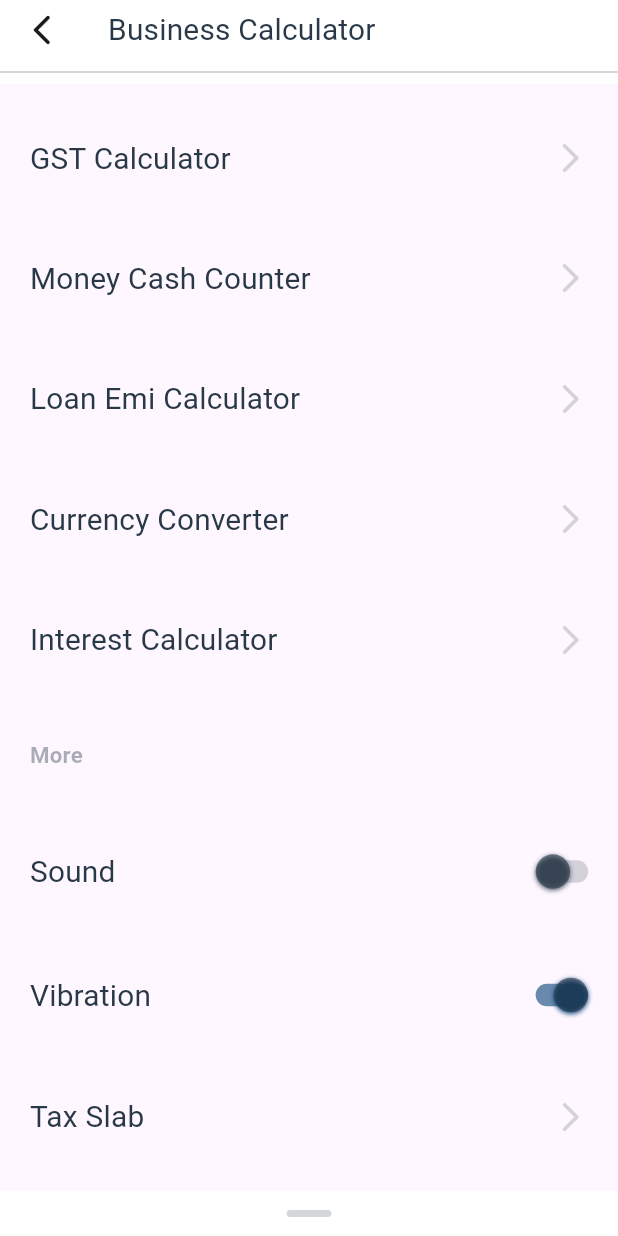
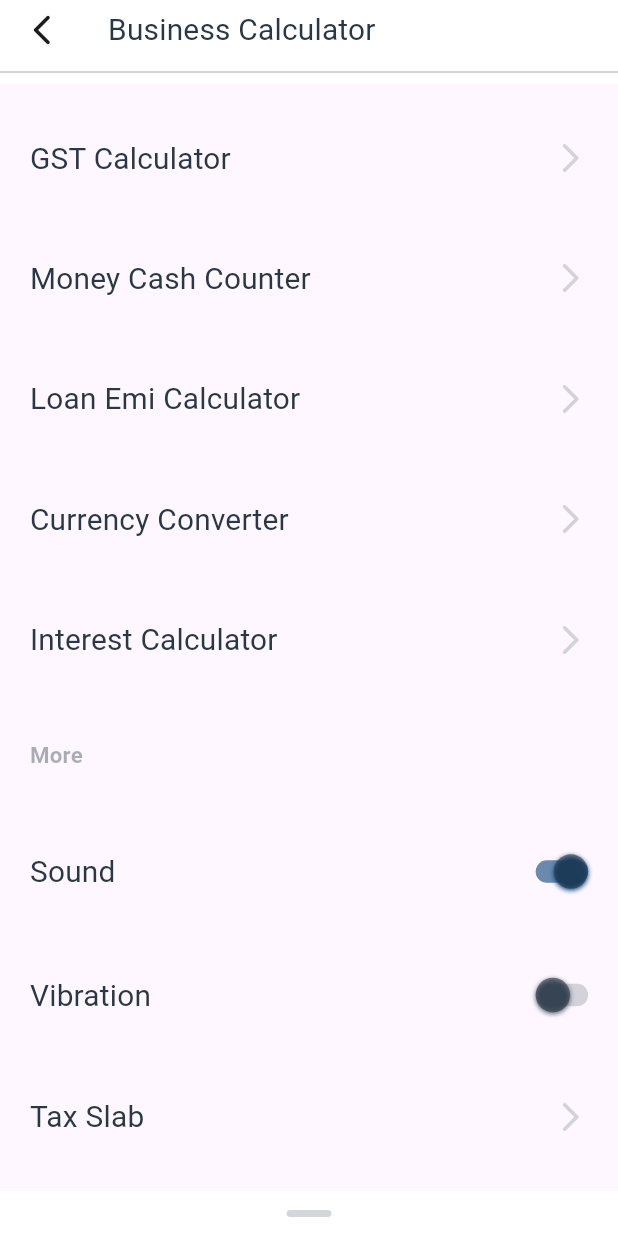
Before and after one commit to nikunjOceanmtech/gst_calcuator, a Flutter app: the BusinessCalculatorScreen screen opened directly, on a phone screen of 412 x 824 dp. Run offline on Flutter 3.47's test engine with Material 3 defaults, Android fonts, the light colour scheme and no system bars; our stand-ins replace bloc, equatable, flutter_bloc, flutter_screenutil, get_it, hive and 2 more; missing offline and left inert: eval_ex; accounts and stored records are empty; Roboto replaces fonts that are missing (Circular Std).

Commit message:
ui changes and code refactor
ui changes and code refactor

```diff
--- a/lib/di/get_it.dart
+++ b/lib/di/get_it.dart
@@ -1,5 +1,7 @@
 import 'package:get_it/get_it.dart';
 import 'package:gst_calcuator/features/gst_calculator/presentation/cubit/gst_calculator_cubit.dart';
+import 'package:gst_calcuator/features/gst_calculator_history/presentation/cubit/calcation_history_cubit.dart';
+import 'package:gst_calcuator/features/menu_option/presentation/cubit/menu_option_cubit.dart';
 
 final getItInstance = GetIt.I;
 
@@ -28,6 +30,8 @@ Future init() async {
   //Cubit Dependency
   // getItInstance.registerLazySingleton<BottomNavigationCubit>(() => BottomNavigationCubit());
   getItInstance.registerFactory<GstCalculatorCubit>(() => GstCalculatorCubit());
+  getItInstance.registerFactory<CalcationHistoryCubit>(() => CalcationHistoryCubit());
+  getItInstance.registerFactory<MenuOptionCubit>(() => MenuOptionCubit());
 
   //Theme Dependency
   // getItInstance.registerLazySingleton<GetPreferredTheme>(() => GetPreferredTheme(appRepository: getItInstance()));
--- a/lib/features/gst_calculator/presentation/pages/gst_calculator_widget.dart
+++ b/lib/features/gst_calculator/presentation/pages/gst_calculator_widget.dart
@@ -6,7 +6,7 @@ import 'package:gst_calcuator/di/get_it.dart';
 import 'package:gst_calcuator/features/gst_calculator/data/models/data_model.dart';
 import 'package:gst_calcuator/features/gst_calculator/presentation/cubit/gst_calculator_cubit.dart';
 import 'package:gst_calcuator/features/gst_calculator/presentation/pages/gst_calculator_screen.dart';
-import 'package:gst_calcuator/features/gst_calculator/presentation/widgets/business_calculator_screen.dart';
+import 'package:gst_calcuator/features/menu_option/presentation/view/menu_option_screen.dart';
 import 'package:gst_calcuator/features/gst_calculator_history/presentation/view/calcuation_histrory_screen.dart';
 import 'package:gst_calcuator/global.dart';
 
--- a/lib/features/gst_calculator/presentation/widgets/business_calculator_screen.dart
+++ /dev/null
@@ -1,127 +0,0 @@
-import 'package:flutter/material.dart';
-import 'package:flutter_screenutil/flutter_screenutil.dart';
-import 'package:gst_calcuator/common/common_widget.dart';
-import 'package:gst_calcuator/common/custom_switch.dart';
-
-class BusinessCalculatorScreen extends StatefulWidget {
-  const BusinessCalculatorScreen({super.key});
-
-  @override
-  State<BusinessCalculatorScreen> createState() => BbusinesCcalculatorScreenState();
-}
-
-class BbusinesCcalculatorScreenState extends State<BusinessCalculatorScreen> {
-  @override
-  Widget build(BuildContext context) {
-    return Scaffold(
-      appBar: AppBar(
-        leading: IconButton(
-          icon: const Icon(Icons.arrow_back_ios_new_rounded),
-          onPressed: () => Navigator.pop(context),
-        ),
-        title: CommonWidget.commonText(text: 'Business Calculator'),
-        surfaceTintColor: AppConstatnt.whiteBackGroundColor,
-        backgroundColor: AppConstatnt.whiteBackGroundColor,
-        bottom: const PreferredSize(preferredSize: Size(0, 0), child: Divider()),
-      ),
-      body: Padding(
-        padding: EdgeInsets.symmetric(horizontal: 20.w, vertical: 10.h),
-        child: Column(
-          mainAxisAlignment: MainAxisAlignment.spaceAround,
-          crossAxisAlignment: CrossAxisAlignment.start,
-          children: [
-            Row(
-              children: [
-                CommonWidget.commonText(text: 'GST Calculator'),
-                const Spacer(),
-                Icon(Icons.arrow_forward_ios_rounded, color: AppConstatnt.default3Color.withOpacity(0.2)),
-              ],
-            ),
-            Row(
-              children: [
-                CommonWidget.commonText(text: 'Money Cash Counter'),
-                const Spacer(),
-                Icon(Icons.arrow_forward_ios_rounded, color: AppConstatnt.default3Color.withOpacity(0.2)),
-              ],
-            ),
-            Row(
-              children: [
-                CommonWidget.commonText(text: 'Loan Emi Calculator'),
-                const Spacer(),
-                Icon(Icons.arrow_forward_ios_rounded, color: AppConstatnt.default3Color.withOpacity(0.2)),
-              ],
-            ),
-            Row(
-              children: [
-                CommonWidget.commonText(text: 'Currency Converter'),
-                const Spacer(),
-                Icon(Icons.arrow_forward_ios_rounded, color: AppConstatnt.default3Color.withOpacity(0.2)),
-              ],
-            ),
-            Row(
-              children: [
-                CommonWidget.commonText(text: 'Interest Calculator'),
-                const Spacer(),
-                Icon(Icons.arrow_forward_ios_rounded, color: AppConstatnt.default3Color.withOpacity(0.2)),
-              ],
-            ),
-            CommonWidget.commonText(
-              text: 'More',
-              fontSize: 15.sp,
-              color: AppConstatnt.default3Color.withOpacity(0.4),
-              fontWeight: FontWeight.bold,
-            ),
-            Row(
-              children: [
-                CommonWidget.commonText(text: 'Sound'),
-                const Spacer(),
-                CustomSwitch(
-                  value: false,
-                  onChanged: (value) {},
-                ),
-              ],
-            ),
-            Row(
-              children: [
-                CommonWidget.commonText(text: 'Vibration'),
-                const Spacer(),
-                CustomSwitch(
-                  value: true,
-                  onChanged: (value) {},
-                ),
-              ],
-            ),
-            InkWell(
-              onTap: () => Navigator.of(context).pushNamed('/tax_slab_screen'),
-              child: Row(
-                children: [
-                  CommonWidget.commonText(text: 'Tax Slab'),
-                  const Spacer(),
-                  Icon(Icons.arrow_forward_ios_rounded, color: AppConstatnt.default3Color.withOpacity(0.2)),
-                ],
-              ),
-            ),
-          ],
-        ),
-      ),
-      bottomNavigationBar: Container(
-        height: 30,
-        color: AppConstatnt.whiteBackGroundColor,
-        alignment: Alignment.center,
-        child: Row(
-          mainAxisAlignment: MainAxisAlignment.center,
-          children: [
-            Container(
-              height: 5.h,
-              width: 30.w,
-              decoration: BoxDecoration(
-                color: AppConstatnt.default3Color.withOpacity(0.2),
-                borderRadius: BorderRadius.circular(50.r),
-              ),
-            ),
-          ],
-        ),
-      ),
-    );
-  }
-}
--- /dev/null
+++ b/lib/features/menu_option/presentation/cubit/menu_option_state.dart
@@ -0,0 +1,41 @@
+part of 'menu_option_cubit.dart';
+
+sealed class MenuOptionState extends Equatable {
+  const MenuOptionState();
+
+  @override
+  List<Object?> get props => [];
+}
+
+class MenuOptionInitialState extends MenuOptionState {}
+
+class MenuOptionLoadingState extends MenuOptionState {}
+
+class MenuOptionLoadedState extends MenuOptionState {
+  final bool isVibrationOn;
+  final bool isSoundOn;
+  final double? random;
+
+  const MenuOptionLoadedState({
+    required this.isVibrationOn,
+    required this.isSoundOn,
+    this.random,
+  });
+
+  MenuOptionLoadedState copyWith({
+    bool? isVibrationOn,
+    bool? isSoundOn,
+    double? random,
+  }) {
+    return MenuOptionLoadedState(
+      isVibrationOn: isVibrationOn ?? this.isVibrationOn,
+      isSoundOn: isSoundOn ?? this.isSoundOn,
+      random: random ?? this.random,
+    );
+  }
+
+  @override
+  List<Object?> get props => [isSoundOn, isVibrationOn, random];
+}
+
+class MenuOptionErrorState extends MenuOptionState {}
--- /dev/null
+++ b/lib/features/menu_option/presentation/view/menu_option_screen.dart
@@ -0,0 +1,147 @@
+import 'package:flutter/material.dart';
+import 'package:flutter_bloc/flutter_bloc.dart';
+import 'package:flutter_screenutil/flutter_screenutil.dart';
+import 'package:gst_calcuator/common/common_widget.dart';
+import 'package:gst_calcuator/common/custom_switch.dart';
+import 'package:gst_calcuator/di/get_it.dart';
+import 'package:gst_calcuator/features/menu_option/presentation/cubit/menu_option_cubit.dart';
+
+class BusinessCalculatorScreen extends StatefulWidget {
+  const BusinessCalculatorScreen({super.key});
+
+  @override
+  State<BusinessCalculatorScreen> createState() => BbusinesCcalculatorScreenState();
+}
+
+class BbusinesCcalculatorScreenState extends State<BusinessCalculatorScreen> {
+  late MenuOptionCubit menuOptionCubit;
+
+  @override
+  void initState() {
+    menuOptionCubit = getItInstance<MenuOptionCubit>();
+    menuOptionCubit.loadData();
+    super.initState();
+  }
+
+  @override
+  Widget build(BuildContext context) {
+    return Scaffold(
+      appBar: AppBar(
+        leading: IconButton(
+          icon: const Icon(Icons.arrow_back_ios_new_rounded),
+          onPressed: () => Navigator.pop(context),
+        ),
+        title: CommonWidget.commonText(text: 'Business Calculator'),
+        surfaceTintColor: AppConstatnt.whiteBackGroundColor,
+        backgroundColor: AppConstatnt.whiteBackGroundColor,
+        bottom: const PreferredSize(preferredSize: Size(0, 0), child: Divider()),
+      ),
+      body: BlocBuilder<MenuOptionCubit, MenuOptionState>(
+        bloc: menuOptionCubit,
+        builder: (context, state) {
+          if (state is MenuOptionLoadedState) {
+            return Padding(
+              padding: EdgeInsets.symmetric(horizontal: 20.w, vertical: 10.h),
+              child: Column(
+                mainAxisAlignment: MainAxisAlignment.spaceAround,
+                crossAxisAlignment: CrossAxisAlignment.start,
+                children: [
+                  Row(
+                    children: [
+                      CommonWidget.commonText(text: 'GST Calculator'),
+                      const Spacer(),
+                      Icon(Icons.arrow_forward_ios_rounded, color: AppConstatnt.default3Color.withOpacity(0.2)),
+                    ],
+                  ),
+                  Row(
+                    children: [
+                      CommonWidget.commonText(text: 'Money Cash Counter'),
+                      const Spacer(),
+                      Icon(Icons.arrow_forward_ios_rounded, color: AppConstatnt.default3Color.withOpacity(0.2)),
+                    ],
+                  ),
+                  Row(
+                    children: [
+                      CommonWidget.commonText(text: 'Loan Emi Calculator'),
+                      const Spacer(),
+                      Icon(Icons.arrow_forward_ios_rounded, color: AppConstatnt.default3Color.withOpacity(0.2)),
+                    ],
+                  ),
+                  Row(
+                    children: [
+                      CommonWidget.commonText(text: 'Currency Converter'),
+                      const Spacer(),
+                      Icon(Icons.arrow_forward_ios_rounded, color: AppConstatnt.default3Color.withOpacity(0.2)),
+                    ],
+                  ),
+                  Row(
+                    children: [
+                      CommonWidget.commonText(text: 'Interest Calculator'),
+                      const Spacer(),
+                      Icon(Icons.arrow_forward_ios_rounded, color: AppConstatnt.default3Color.withOpacity(0.2)),
+                    ],
+                  ),
+                  CommonWidget.commonText(
+                    text: 'More',
+                    fontSize: 15.sp,
+                    color: AppConstatnt.default3Color.withOpacity(0.4),
+                    fontWeight: FontWeight.bold,
+                  ),
+                  Row(
+                    children: [
+                      CommonWidget.commonText(text: 'Sound'),
+                      const Spacer(),
+                      CustomSwitch(
+                        value: state.isSoundOn,
+                        onChanged: (value) => menuOptionCubit.updateSound(value: value, state: state),
+                      ),
+                    ],
+                  ),
+                  Row(
+                    children: [
+                      CommonWidget.commonText(text: 'Vibration'),
+                      const Spacer(),
+                      CustomSwitch(
+                        value: state.isVibrationOn,
+                        onChanged: (value) => menuOptionCubit.updateVibration(value: value, state: state),
+                      ),
+                    ],
+                  ),
+                  InkWell(
+                    onTap: () => Navigator.of(context).pushNamed('/tax_slab_screen'),
+                    child: Row(
+                      children: [
+                        CommonWidget.commonText(text: 'Tax Slab'),
+                        const Spacer(),
+                        Icon(Icons.arrow_forward_ios_rounded, color: AppConstatnt.default3Color.withOpacity(0.2)),
+                      ],
+                    ),
+                  ),
+                ],
+              ),
+            );
+          }
+          return const SizedBox.shrink();
+        },
+      ),
+      bottomNavigationBar: Container(
+        height: 30,
+        color: AppConstatnt.whiteBackGroundColor,
+        alignment: Alignment.center,
+        child: Row(
+          mainAxisAlignment: MainAxisAlignment.center,
+          children: [
+            Container(
+              height: 5.h,
+              width: 30.w,
+              decoration: BoxDecoration(
+                color: AppConstatnt.default3Color.withOpacity(0.2),
+                borderRadius: BorderRadius.circular(50.r),
+              ),
+            ),
+          ],
+        ),
+      ),
+    );
+  }
+}
--- a/lib/global.dart
+++ b/lib/global.dart
@@ -8,6 +8,9 @@ late List listOfHistory;
 late List<String> gstPlusSlabList;
 late List<String> gstMinusSlabList;
 
+late bool isSoundOn;
+late bool isVibrationOn;
+
 class HiveBoxConstants {
   static const String GST_BOX = "GST_BOX";
 }
@@ -16,4 +19,6 @@ class HiveConstants {
   static const String GST_HISTORY = "GST_HISTORY";
   static const String GST_PLUS_SLAB = "GST_PLUS_SLAB";
   static const String GST_MINUS_SLAB = "GST_MINUS_SLAB";
+  static const String IS_SOUND_ON = "IS_SOUND_ON";
+  static const String IS_VIBRATION_ON = "IS_VIBRATION_ON";
 }
--- a/lib/main.dart
+++ b/lib/main.dart
@@ -31,6 +31,8 @@
         HiveConstants.GST_MINUS_SLAB,
         defaultValue: ["-3", "-5", "-12", "-18", "-28"],
       );
+      isSoundOn = await gstHistoryBox.get(HiveConstants.IS_SOUND_ON, defaultValue: true);
+      isVibrationOn = await gstHistoryBox.get(HiveConstants.IS_VIBRATION_ON, defaultValue: false);
     },
   );
 
--- a/pubspec.yaml
+++ b/pubspec.yaml
@@ -43,6 +43,8 @@ dependencies:
   path_provider: ^2.1.2
   intl: ^0.19.0
   eval_ex: ^1.1.8
+  just_audio: ^0.9.36
+  vibration: ^1.8.4
 
 dev_dependencies:
   flutter_test:
@@ -71,6 +73,8 @@ flutter:
   # assets:
   #   - images/a_dot_burr.jpeg
   #   - images/a_dot_ham.jpeg
+  assets:
+    - assets/audio/
 
   # An image asset can refer to one or more resolution-specific "variants", see
   # https://flutter.dev/assets-and-images/#resolution-aware
```
Also changed, not shown: lib/features/gst_calculator/presentation/cubit/gst_calculator_cubit.dart (+24 -0 lines), lib/features/menu_option/presentation/cubit/menu_option_cubit.dart (added, +32 -0 lines), pubspec.lock, 3 other files.
